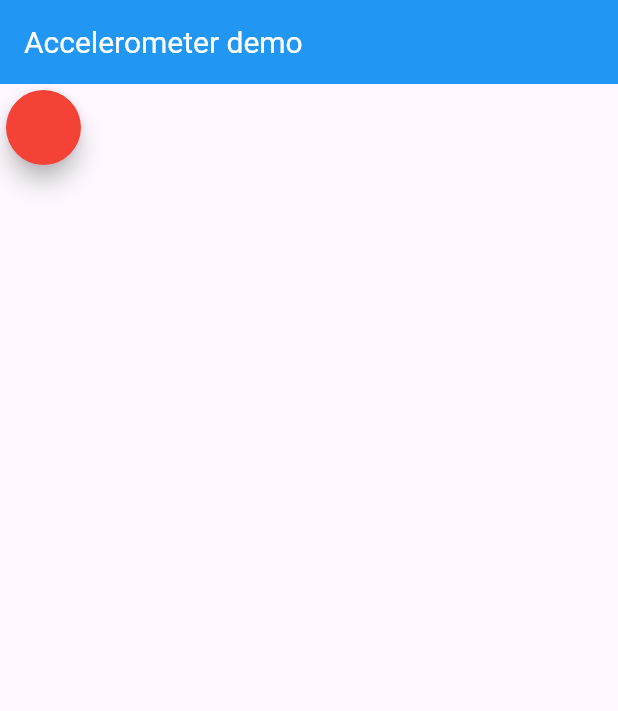
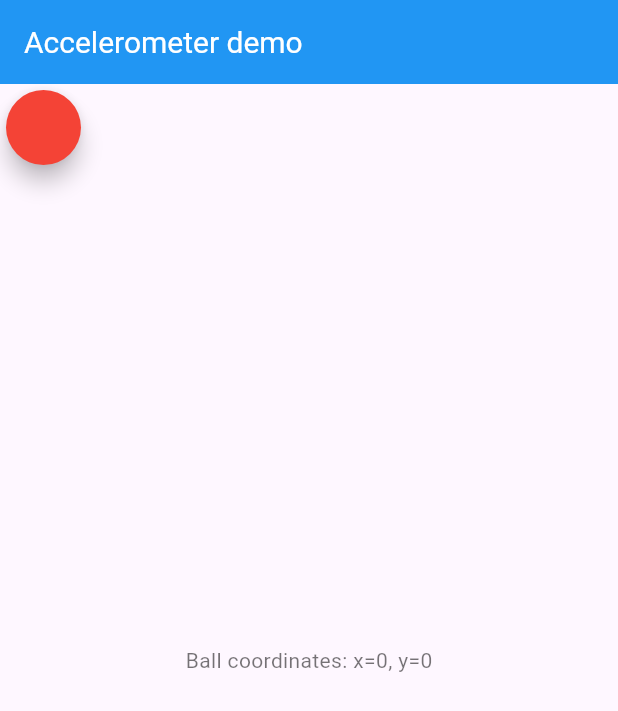
Before and after one commit to Nabijonov-Otabek-19/Accelerometer-sensor-demo, a Flutter app: the screen it shows after launch, on a phone screen of 412 x 824 dp. Shown: the top 711 px of the screen. Run offline on Flutter 3.47's test engine with Material 3 defaults, Android fonts, the phone set to English and light mode, and no system bars; our stand-ins replace sensors_plus.

Commit message:
project updated

```diff
--- a/lib/main.dart
+++ b/lib/main.dart
@@ -54,7 +54,7 @@ class _MyHomePageState extends State<MyHomePage> {
   void listenSensor() async {
     // Listen to gyroscope data stream
     accelerometerEventStream().listen((event) {
-      Future.delayed(const Duration(milliseconds: 80)).then(
+      Future.delayed(const Duration(milliseconds: 200)).then(
         (value) => setState(() {
           _accX = event.x;
           _accY = event.y;
@@ -100,8 +100,14 @@ class _MyHomePageState extends State<MyHomePage> {
         width: MediaQuery.of(context).size.width,
         height: MediaQuery.of(context).size.height,
         child: Stack(
-          alignment: Alignment.center,
           children: [
+            Align(
+              alignment: Alignment.center,
+              child: Text(
+                "Ball coordinates: x=${ballX.toInt()}, y=${ballY.toInt()}",
+                style: const TextStyle(fontSize: 14, color: Colors.black54),
+              ),
+            ),
             Positioned(
               left: ballX,
               top: ballY,
```
